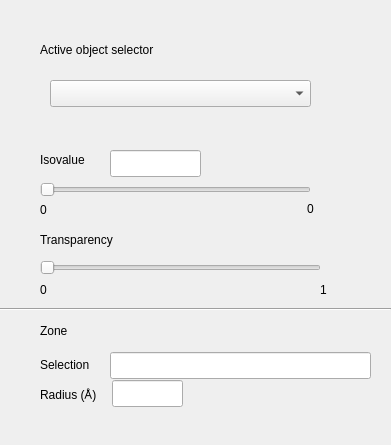
Before: the Qt Designer form gui.ui in bougui505/pymol_isosurface, drawn with Qt 5.
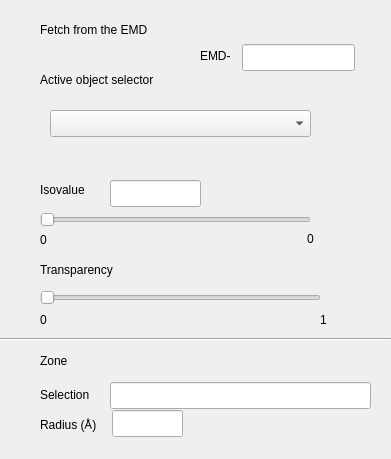
After: the same form once the commit is applied.

Commit message: Fetch emd feature added 	modified:   __init__.py 	modified:   gui.ui

```diff
--- a/gui.ui
+++ b/gui.ui
@@ -7,7 +7,7 @@
     <x>0</x>
     <y>0</y>
     <width>391</width>
-    <height>445</height>
+    <height>459</height>
    </rect>
   </property>
   <property name="windowTitle">
@@ -17,7 +17,7 @@
    <property name="geometry">
     <rect>
      <x>40</x>
-     <y>180</y>
+     <y>210</y>
      <width>271</width>
      <height>20</height>
     </rect>
@@ -30,7 +30,7 @@
    <property name="geometry">
     <rect>
      <x>40</x>
-     <y>150</y>
+     <y>180</y>
      <width>67</width>
      <height>19</height>
     </rect>
@@ -43,7 +43,7 @@
    <property name="geometry">
     <rect>
      <x>50</x>
-     <y>80</y>
+     <y>110</y>
      <width>261</width>
      <height>27</height>
     </rect>
@@ -53,7 +53,7 @@
    <property name="geometry">
     <rect>
      <x>40</x>
-     <y>40</y>
+     <y>70</y>
      <width>151</width>
      <height>19</height>
     </rect>
@@ -66,7 +66,7 @@
    <property name="geometry">
     <rect>
      <x>40</x>
-     <y>200</y>
+     <y>230</y>
      <width>61</width>
      <height>19</height>
     </rect>
@@ -79,7 +79,7 @@
    <property name="geometry">
     <rect>
      <x>307</x>
-     <y>199</y>
+     <y>229</y>
      <width>61</width>
      <height>20</height>
     </rect>
@@ -92,7 +92,7 @@
    <property name="geometry">
     <rect>
      <x>110</x>
-     <y>150</y>
+     <y>180</y>
      <width>91</width>
      <height>27</height>
     </rect>
@@ -102,7 +102,7 @@
    <property name="geometry">
     <rect>
      <x>40</x>
-     <y>321</y>
+     <y>351</y>
      <width>41</width>
      <height>19</height>
     </rect>
@@ -115,7 +115,7 @@
    <property name="geometry">
     <rect>
      <x>40</x>
-     <y>355</y>
+     <y>385</y>
      <width>67</width>
      <height>19</height>
     </rect>
@@ -128,7 +128,7 @@
    <property name="geometry">
     <rect>
      <x>110</x>
-     <y>352</y>
+     <y>382</y>
      <width>261</width>
      <height>27</height>
     </rect>
@@ -138,7 +138,7 @@
    <property name="geometry">
     <rect>
      <x>0</x>
-     <y>301</y>
+     <y>331</y>
      <width>391</width>
      <height>16</height>
     </rect>
@@ -151,7 +151,7 @@
    <property name="geometry">
     <rect>
      <x>40</x>
-     <y>385</y>
+     <y>415</y>
      <width>71</width>
      <height>19</height>
     </rect>
@@ -164,7 +164,7 @@
    <property name="geometry">
     <rect>
      <x>112</x>
-     <y>380</y>
+     <y>410</y>
      <width>71</width>
      <height>27</height>
     </rect>
@@ -174,7 +174,7 @@
    <property name="geometry">
     <rect>
      <x>40</x>
-     <y>230</y>
+     <y>260</y>
      <width>101</width>
      <height>19</height>
     </rect>
@@ -187,7 +187,7 @@
    <property name="geometry">
     <rect>
      <x>40</x>
-     <y>260</y>
+     <y>290</y>
      <width>281</width>
      <height>16</height>
     </rect>
@@ -200,7 +200,7 @@
    <property name="geometry">
     <rect>
      <x>40</x>
-     <y>280</y>
+     <y>310</y>
      <width>21</width>
      <height>19</height>
     </rect>
@@ -213,7 +213,7 @@
    <property name="geometry">
     <rect>
      <x>320</x>
-     <y>280</y>
+     <y>310</y>
      <width>21</width>
      <height>19</height>
     </rect>
@@ -222,6 +222,42 @@
     <string>1</string>
    </property>
   </widget>
+  <widget class="QLabel" name="label_9">
+   <property name="geometry">
+    <rect>
+     <x>40</x>
+     <y>20</y>
+     <width>141</width>
+     <height>19</height>
+    </rect>
+   </property>
+   <property name="text">
+    <string>Fetch from the EMD</string>
+   </property>
+  </widget>
+  <widget class="QLabel" name="label_10">
+   <property name="geometry">
+    <rect>
+     <x>200</x>
+     <y>46</y>
+     <width>41</width>
+     <height>19</height>
+    </rect>
+   </property>
+   <property name="text">
+    <string>EMD-</string>
+   </property>
+  </widget>
+  <widget class="QLineEdit" name="emd_id">
+   <property name="geometry">
+    <rect>
+     <x>242</x>
+     <y>44</y>
+     <width>113</width>
+     <height>27</height>
+    </rect>
+   </property>
+  </widget>
  </widget>
  <resources/>
  <connections/>
```
The commit also changes 1 other file.
